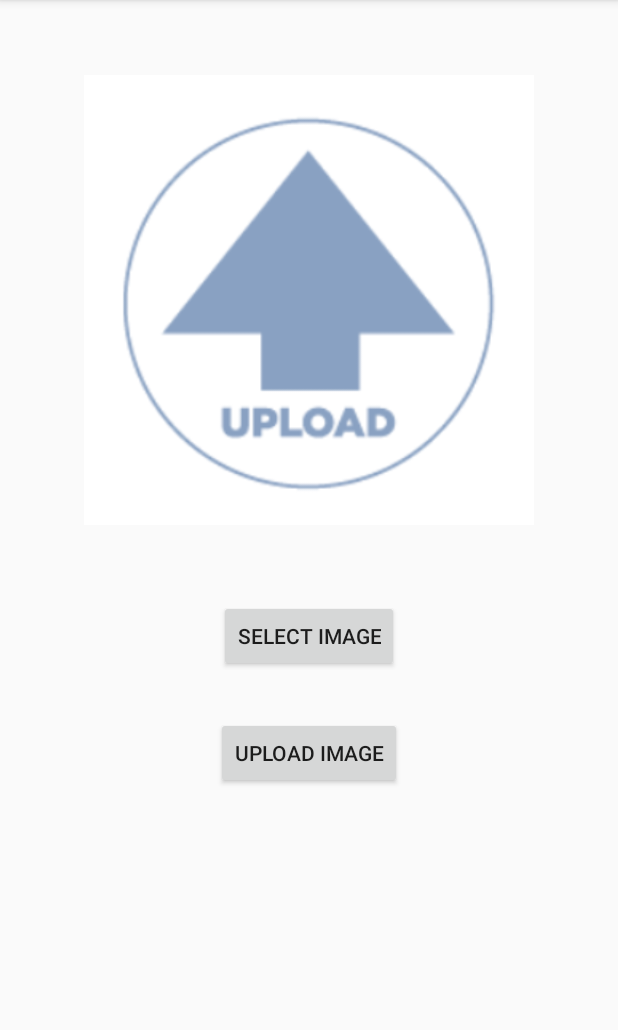
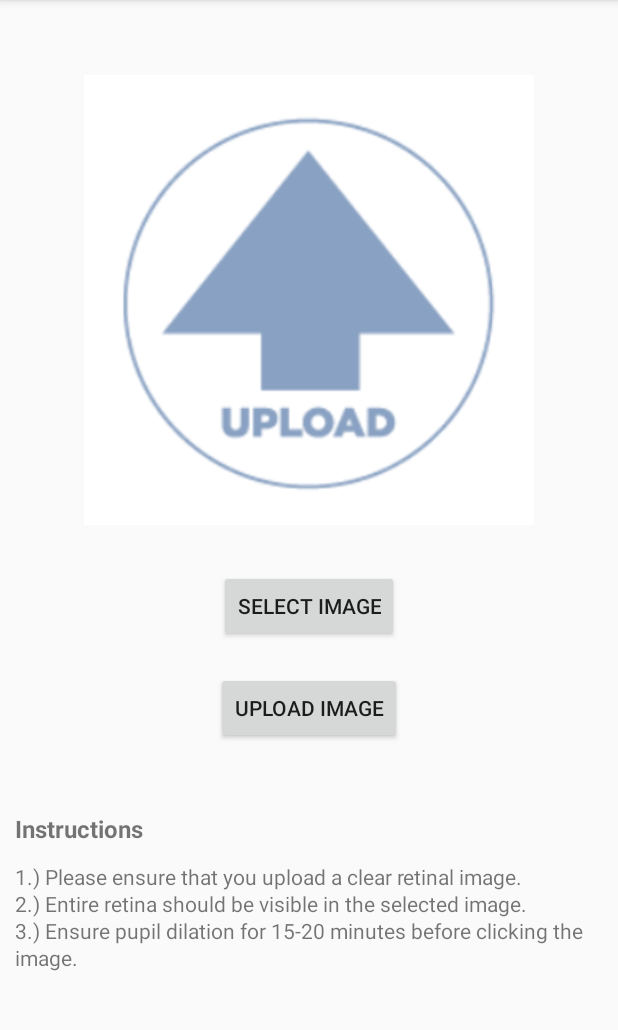
Before and after one commit to chawlaj100/Diabetic_Retinopathy, an Android app: the MainActivity2 screen opened directly, with no data from a screen before it, on a phone screen of 412 x 824 dp, the part 84-1114 px from its top. Run offline under Robolectric (Android 15) with nearby library versions, the phone set to English and light mode, and no system bars.

Commit message:
Image upload instructions

```diff
--- a/DR_android_application/app/src/main/java/com/example/dr_app1/MainActivity2.java
+++ b/DR_android_application/app/src/main/java/com/example/dr_app1/MainActivity2.java
@@ -12,6 +12,7 @@ import android.util.Base64;
 import android.view.View;
 import android.widget.Button;
 import android.widget.ImageView;
+import android.widget.TextView;
 import android.widget.Toast;
 
 import java.io.ByteArrayInputStream;
@@ -30,6 +31,7 @@ public class MainActivity2 extends AppCompatActivity {
     private Button select, check;
     private int IMG_REQUEST = 10;
     public Bitmap btmp;
+    public TextView head, text;
 
     @Override
     protected void onCreate(Bundle savedInstanceState) {
@@ -39,6 +41,8 @@ public class MainActivity2 extends AppCompatActivity {
         imgview = (ImageView) findViewById(R.id.image_upload);
         select = (Button) findViewById(R.id.btnSelect);
         check = (Button) findViewById(R.id.btnCheck);
+        head = (TextView) findViewById(R.id.upload_heading);
+        text = (TextView) findViewById(R.id.upload_text);
 
         select.setOnClickListener(new View.OnClickListener() {
             @Override
@@ -56,6 +60,12 @@ public class MainActivity2 extends AppCompatActivity {
                 uploadImage();
             }
         });
+	head.setText("Instructions");
+        String instructions = "1.) Please ensure that you upload a clear retinal image. \n" +
+                "2.) Entire retina should be visible in the selected image. \n" +
+                "3.) Ensure pupil dilation for 15-20 minutes before clicking the image. \n";
+
+        text.setText(instructions);
     }
 
     public void uploadImage(){
--- a/DR_android_application/app/src/main/res/layout/activity_main2.xml
+++ b/DR_android_application/app/src/main/res/layout/activity_main2.xml
@@ -24,7 +24,7 @@
         android:id="@+id/btnSelect"
         android:layout_width="wrap_content"
         android:layout_height="wrap_content"
-        android:layout_marginTop="50dp"
+        android:layout_marginTop="30dp"
         android:text="Select Image"
         android:layout_centerHorizontal="true"
         android:layout_below="@id/image_upload"/>
@@ -33,9 +33,28 @@
         android:id="@+id/btnCheck"
         android:layout_width="wrap_content"
         android:layout_height="wrap_content"
-        android:layout_marginTop="30dp"
+        android:layout_marginTop="20dp"
         android:text="Upload Image"
         android:layout_centerHorizontal="true"
         android:layout_below="@id/btnSelect"/>
 
+    <TextView
+        android:id="@+id/upload_heading"
+        android:layout_width="500dp"
+        android:layout_height="30dp"
+        android:layout_below="@id/btnCheck"
+        android:layout_marginTop="45dp"
+        android:paddingLeft="10dp"
+        android:textSize="16sp"
+        android:textStyle="bold" />
+
+    <TextView
+        android:id="@+id/upload_text"
+        android:layout_width="500dp"
+        android:layout_height="100dp"
+        android:layout_below="@id/upload_heading"
+        android:layout_marginTop="3dp"
+        android:lineSpacingExtra="2sp"
+        android:paddingLeft="10dp" />
+
 </RelativeLayout>
```
